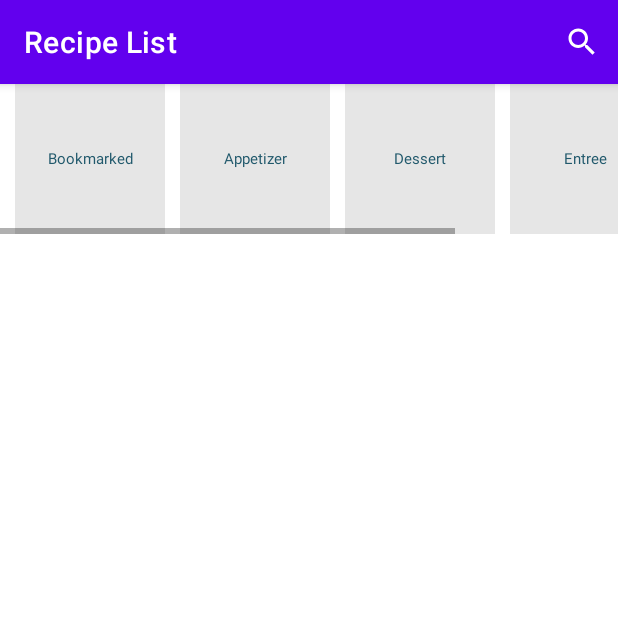
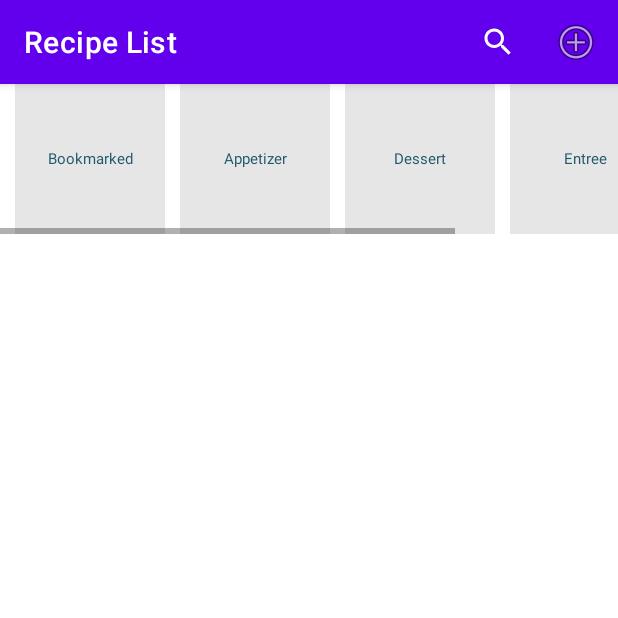
Before and after one commit to EddenWong/RecipeApp, an Android app: the RecipeListActivity screen opened directly, with no data from a screen before it, on a phone screen of 412 x 824 dp, the top half of it. Run offline under Robolectric (Android 15) with nearby library versions, the phone set to English and light mode, and no system bars; 3 statements that could not run were skipped.

Commit message:
Started on edit recipe activity

```diff
--- a/app/src/main/res/menu/recipe_list_menu.xml
+++ b/app/src/main/res/menu/recipe_list_menu.xml
@@ -7,5 +7,8 @@
         app:actionViewClass="android.widget.SearchView"
         app:showAsAction="ifRoom|withText"
         />
+    <item
+        android:icon="@android:drawable/ic_menu_add"
+        app:showAsAction="always" />
 
 </menu>
--- a/app/src/main/res/values/strings.xml
+++ b/app/src/main/res/values/strings.xml
@@ -32,5 +32,4 @@
     <string name="recipe_print_button">Print</string>
 
 
-
 </resources>
```
Also changed, not shown: app/src/main/AndroidManifest.xml (+6 -3 lines), app/src/main/java/presentation/RecipeEditActivity.java (added, +15 -0 lines), app/src/main/res/layout/activity_recipe_edit.xml (added, +9 -0 lines).
